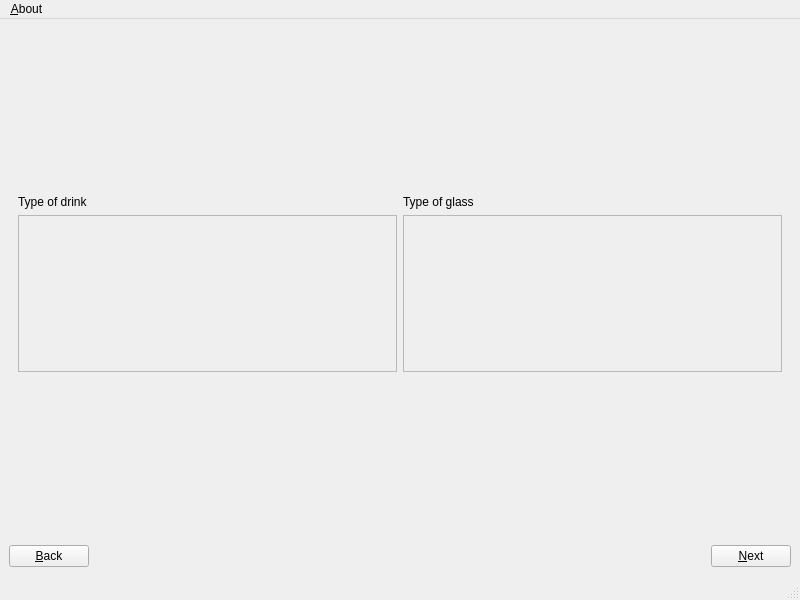
Before: the Qt Designer form src/app/mainwindow.ui in EjbejaranosAI/SEL_PW3, drawn with Qt 5.
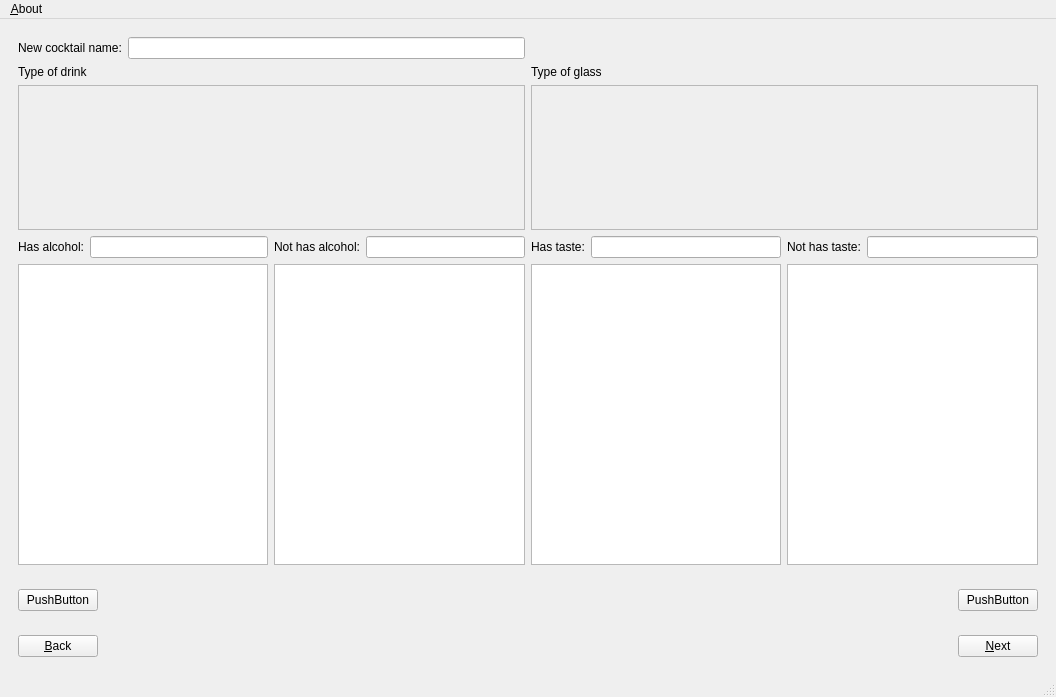
After: the same form once the commit is applied. The open tabs and pages were chosen to show the change.

Commit message: SP-32 Modify UI layout

Diff of the .ui file:
```diff
--- a/src/app/mainwindow.ui
+++ b/src/app/mainwindow.ui
@@ -6,8 +6,8 @@
    <rect>
     <x>0</x>
     <y>0</y>
-    <width>800</width>
-    <height>600</height>
+    <width>1056</width>
+    <height>697</height>
    </rect>
   </property>
   <property name="windowTitle">
@@ -17,7 +17,7 @@
    <locale language="English" country="UnitedStates"/>
   </property>
   <widget class="QWidget" name="centralwidget">
-   <layout class="QVBoxLayout" name="verticalLayout_10">
+   <layout class="QVBoxLayout" name="verticalLayout_5">
     <item>
      <widget class="QStackedWidget" name="main_widget">
       <property name="sizePolicy">
@@ -33,30 +33,93 @@
        <number>1</number>
       </property>
       <widget class="QWidget" name="page">
-       <layout class="QVBoxLayout" name="verticalLayout_5">
-        <property name="sizeConstraint">
-         <enum>QLayout::SetNoConstraint</enum>
-        </property>
+       <layout class="QGridLayout" name="gridLayout" rowstretch="0,1,2,0,0">
+        <item row="2" column="2">
+         <layout class="QVBoxLayout" name="verticalLayout_10">
+          <item>
+           <layout class="QHBoxLayout" name="horizontalLayout_8">
+            <item>
+             <widget class="QLabel" name="label_basic_taste_2">
+              <property name="text">
+               <string>Has taste:</string>
+              </property>
+             </widget>
+            </item>
         <item>
-         <layout class="QHBoxLayout" name="horizontalLayout">
-          <property name="sizeConstraint">
-           <enum>QLayout::SetDefaultConstraint</enum>
-          </property>
+             <widget class="QLineEdit" name="lineEdit_basic_taste_2"/>
+            </item>
+           </layout>
+          </item>
+          <item>
+           <widget class="QListWidget" name="list_taste_includes_2"/>
+          </item>
+         </layout>
+        </item>
+        <item row="2" column="0">
+         <layout class="QVBoxLayout" name="verticalLayout_11">
+          <item>
+           <layout class="QHBoxLayout" name="horizontalLayout_9">
+            <item>
+             <widget class="QLabel" name="include_alc_label">
+              <property name="text">
+               <string>Has alcohol:</string>
+              </property>
+             </widget>
+            </item>
           <item>
+             <widget class="QLineEdit" name="input_include_alc"/>
+            </item>
+           </layout>
+          </item>
+          <item>
+           <widget class="QListWidget" name="list_alc_includes"/>
+          </item>
+         </layout>
+        </item>
+        <item row="2" column="1">
+         <layout class="QVBoxLayout" name="verticalLayout_12">
+          <item>
+           <layout class="QHBoxLayout" name="horizontalLayout_10">
+            <item>
+             <widget class="QLabel" name="label_4">
+              <property name="text">
+               <string>Not has alcohol:</string>
+              </property>
+             </widget>
+            </item>
+            <item>
+             <widget class="QLineEdit" name="input_exclude_alc"/>
+            </item>
+           </layout>
+          </item>
+          <item>
+           <widget class="QListWidget" name="list_alc_excludes"/>
+          </item>
+         </layout>
+        </item>
+        <item row="2" column="3">
+         <layout class="QVBoxLayout" name="verticalLayout_9">
+          <item>
+           <layout class="QHBoxLayout" name="horizontalLayout_7">
+            <item>
+             <widget class="QLabel" name="label_basic_taste">
+              <property name="text">
+               <string>Not has taste:</string>
+              </property>
+             </widget>
+            </item>
+            <item>
+             <widget class="QLineEdit" name="lineEdit_basic_taste"/>
+            </item>
+           </layout>
+          </item>
+          <item>
+           <widget class="QListWidget" name="list_taste_includes"/>
+          </item>
+         </layout>
+        </item>
+        <item row="1" column="0" colspan="2">
            <layout class="QVBoxLayout" name="verticalLayout_2">
-            <item>
-             <spacer name="verticalSpacer">
-              <property name="orientation">
-               <enum>Qt::Vertical</enum>
-              </property>
-              <property name="sizeHint" stdset="0">
-               <size>
-                <width>20</width>
-                <height>40</height>
-               </size>
-              </property>
-             </spacer>
-            </item>
             <item>
              <widget class="QLabel" name="label">
               <property name="text">
@@ -74,44 +137,18 @@
                 <rect>
                  <x>0</x>
                  <y>0</y>
-                 <width>374</width>
-                 <height>148</height>
+               <width>503</width>
+               <height>135</height>
                 </rect>
                </property>
                <layout class="QVBoxLayout" name="verticalLayout"/>
               </widget>
              </widget>
             </item>
-            <item>
-             <spacer name="verticalSpacer_2">
-              <property name="orientation">
-               <enum>Qt::Vertical</enum>
-              </property>
-              <property name="sizeHint" stdset="0">
-               <size>
-                <width>20</width>
-                <height>40</height>
-               </size>
-              </property>
-             </spacer>
-            </item>
-           </layout>
-          </item>
-          <item>
+         </layout>
+        </item>
+        <item row="1" column="2" colspan="2">
            <layout class="QVBoxLayout" name="verticalLayout_3">
-            <item>
-             <spacer name="verticalSpacer_3">
-              <property name="orientation">
-               <enum>Qt::Vertical</enum>
-              </property>
-              <property name="sizeHint" stdset="0">
-               <size>
-                <width>20</width>
-                <height>40</height>
-               </size>
-              </property>
-             </spacer>
-            </item>
             <item>
              <widget class="QLabel" name="label_2">
               <property name="text">
@@ -129,28 +166,27 @@
                 <rect>
                  <x>0</x>
                  <y>0</y>
-                 <width>374</width>
-                 <height>148</height>
+               <width>503</width>
+               <height>135</height>
                 </rect>
                </property>
                <layout class="QVBoxLayout" name="verticalLayout_6"/>
               </widget>
              </widget>
             </item>
-            <item>
-             <spacer name="verticalSpacer_4">
-              <property name="orientation">
-               <enum>Qt::Vertical</enum>
-              </property>
-              <property name="sizeHint" stdset="0">
-               <size>
-                <width>20</width>
-                <height>40</height>
-               </size>
-              </property>
-             </spacer>
-            </item>
-           </layout>
+         </layout>
+        </item>
+        <item row="0" column="0" colspan="2">
+         <layout class="QHBoxLayout" name="horizontalLayout_4">
+          <item>
+           <widget class="QLabel" name="label_3">
+            <property name="text">
+             <string>New cocktail name:</string>
+            </property>
+           </widget>
+          </item>
+          <item>
+           <widget class="QLineEdit" name="lineEdit_new_name"/>
           </item>
          </layout>
         </item>
@@ -178,7 +214,7 @@
            </layout>
           </item>
           <item>
-           <widget class="QListWidget" name="list_alc_includes"/>
+           <widget class="QListWidget" name="list_alc_includes_1"/>
           </item>
          </layout>
         </item>
@@ -189,27 +225,6 @@
           </property>
          </widget>
         </item>
-        <item>
-         <layout class="QVBoxLayout" name="verticalLayout_9">
-          <item>
-           <layout class="QHBoxLayout" name="horizontalLayout_7">
-            <item>
-             <widget class="QLabel" name="label_basic_taste">
-              <property name="text">
-               <string>Basic taste:</string>
-              </property>
-             </widget>
-            </item>
-            <item>
-             <widget class="QLineEdit" name="lineEdit_basic_taste"/>
-            </item>
-           </layout>
-          </item>
-          <item>
-           <widget class="QListWidget" name="list_taste_includes"/>
-          </item>
-         </layout>
-        </item>
         <item>
          <widget class="Line" name="line">
           <property name="orientation">
@@ -243,13 +258,44 @@
      </widget>
     </item>
     <item>
-     <layout class="QHBoxLayout" name="horizontalLayout_4">
-      <property name="sizeConstraint">
-       <enum>QLayout::SetDefaultConstraint</enum>
+     <widget class="QWidget" name="query_buttons" native="true">
+      <property name="enabled">
+       <bool>true</bool>
       </property>
-      <property name="bottomMargin">
-       <number>2</number>
-      </property>
+      <layout class="QHBoxLayout" name="horizontalLayout_2">
+       <item>
+        <widget class="QPushButton" name="pushButton">
+         <property name="text">
+          <string>PushButton</string>
+         </property>
+        </widget>
+       </item>
+       <item>
+        <spacer name="horizontalSpacer_2">
+         <property name="orientation">
+          <enum>Qt::Horizontal</enum>
+         </property>
+         <property name="sizeHint" stdset="0">
+          <size>
+           <width>40</width>
+           <height>20</height>
+          </size>
+         </property>
+        </spacer>
+       </item>
+       <item>
+        <widget class="QPushButton" name="pushButton_2">
+         <property name="text">
+          <string>PushButton</string>
+         </property>
+        </widget>
+       </item>
+      </layout>
+     </widget>
+    </item>
+    <item>
+     <widget class="QWidget" name="nav_bar" native="true">
+      <layout class="QHBoxLayout" name="horizontalLayout_3">
       <item>
        <widget class="QPushButton" name="btn_back">
         <property name="text">
@@ -267,7 +313,7 @@
         </property>
         <property name="sizeHint" stdset="0">
          <size>
-          <width>40</width>
+           <width>845</width>
           <height>20</height>
          </size>
         </property>
@@ -293,6 +339,7 @@
        </widget>
       </item>
      </layout>
+     </widget>
     </item>
    </layout>
   </widget>
@@ -301,7 +348,7 @@
     <rect>
      <x>0</x>
      <y>0</y>
-     <width>800</width>
+     <width>1056</width>
      <height>21</height>
     </rect>
    </property>
```
Left out of the diff: 23 changed lines with no effect on the pictures. Lines whose indentation alone changed are shown as unchanged. The commit also changes 1 other file.
